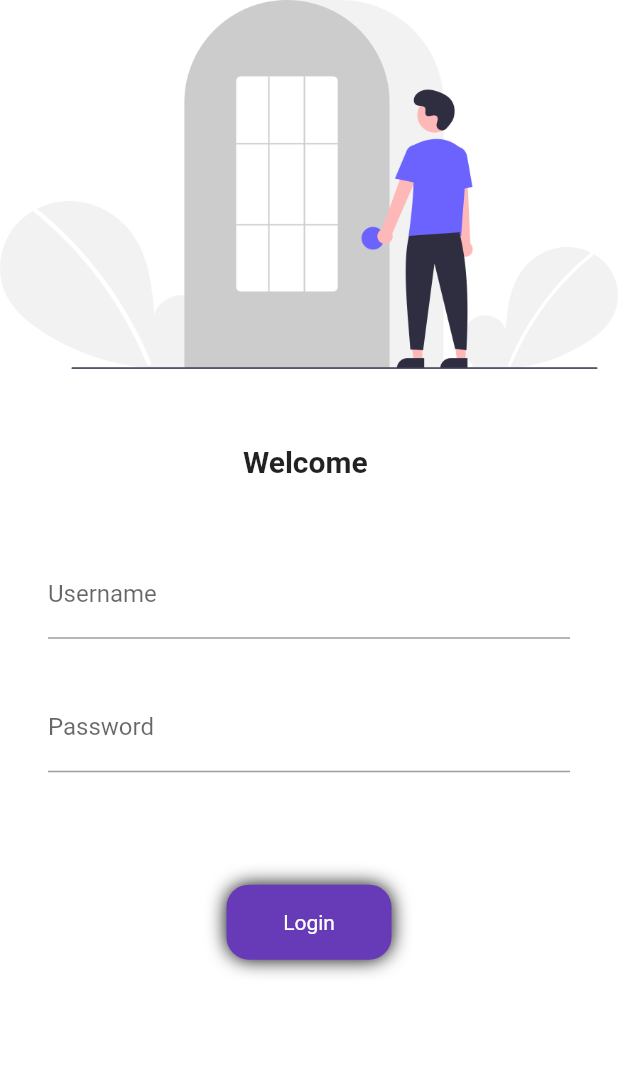
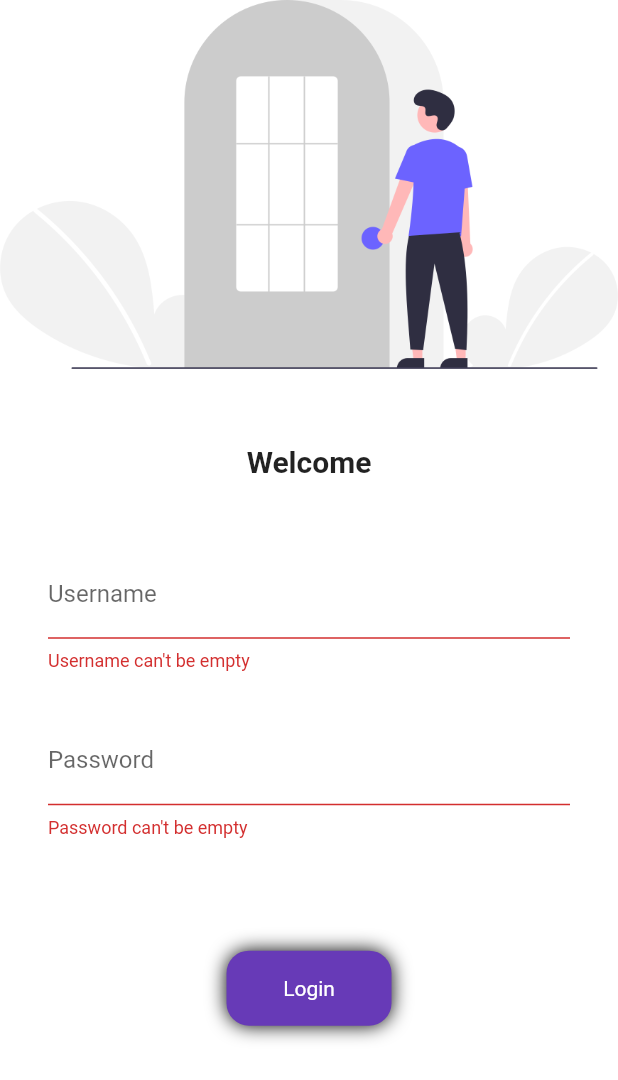
Before and after one commit to ptiwari6239/Flutter, a Flutter app: the screen it shows after launch, after a tap on "Login", on a phone screen of 412 x 824 dp. Shown: the top 1080 px of the screen. Run offline on Flutter 3.47's test engine with Material 2 defaults, Android fonts, the light colour scheme and no system bars.

Commit message:
day07 completed

```diff
--- a/lib/Pages/login_page.dart
+++ b/lib/Pages/login_page.dart
@@ -8,26 +8,31 @@ class loginPage extends StatefulWidget {
 }
 
 class _loginPageState extends State<loginPage> {
-  String name = "";
+  final _forkey = GlobalKey<FormState>();
+  moveTOHome(BuildContext context) {
+    if (_forkey.currentState!.validate()) {
+      Navigator.pushNamed(context, MyRoutes.homeRoute);
+    }
+  }
+
   // const loginPage({ Key? key }) : super(key: key);
   @override
   Widget build(BuildContext context) {
     return Material(
         color: Colors.white,
         child: SingleChildScrollView(
+            child: Form(
+          key: _forkey,
           child: Column(
             children: [
               Image.asset(
                 "assets/images/loginpage.png",
-
-              // height: 1200,R
-              // alignment: AlignmentGeometry
               ),
               SizedBox(
                 height: 50.0,
               ),
               Text(
-              "Welcome $name",
+                "Welcome",
                 style: TextStyle(
                   fontSize: 20,
                   fontWeight: FontWeight.bold,
@@ -37,15 +42,21 @@ class _loginPageState extends State<loginPage> {
                 height: 25.5,
               ),
               Padding(
-              padding: const EdgeInsets.symmetric(vertical: 22, horizontal: 32),
+                padding:
+                    const EdgeInsets.symmetric(vertical: 22, horizontal: 32),
                 child: Column(
                   children: [
                     TextFormField(
                       decoration: InputDecoration(
                           hintText: "Enter username", labelText: "Username"),
-                    onChanged: (value) {
-                      name = value;
-                      setState(() {});
+                      validator: (String? value) {
+                        if (value != null && value.isEmpty) {
+                          return "Username can't be empty";
+                        } else if (value != null && value != "xyz@01") {
+                          return "Wrong Username";
+                        } else {
+                          return null;
+                        }
                       },
                     ),
                     SizedBox(
@@ -55,16 +66,21 @@ class _loginPageState extends State<loginPage> {
                       obscureText: true,
                       decoration: InputDecoration(
                           hintText: "Enter password", labelText: "Password"),
+                      validator: (String? value) {
+                        if (value != null && value.isEmpty) {
+                          return "Password can't be empty";
+                        } else if (value != null && value != "xyz") {
+                          return "Wrong Password, Please try again later";
+                        } else {
+                          return null;
+                        }
+                      },
                     ),
                     SizedBox(
                       height: 75,
                     ),
                     InkWell(
-                    // hoverColor: Colors.red,
-                    // splashColor: Colors.red,
-                    onTap: (() {
-                      Navigator.pushNamed(context, MyRoutes.homeRoute);
-                    }),
+                      onTap: () => moveTOHome(context),
                       child: Container(
                         width: 110,
                         height: 50,
@@ -84,18 +100,11 @@ class _loginPageState extends State<loginPage> {
                             borderRadius: BorderRadius.circular(15)),
                       ),
                     )
-                  // ElevatedButton(
-                  //   onPressed: () {
-                  //     // Navigator.pushNamed(context, MyRoutes.homeRoute);
-                  //     Navigator.pushNamed(context, MyRoutes.homeRoute);
-                  //   },
-                  //   child: Text("Login"),
-                  //   style: TextButton.styleFrom(minimumSize: Size(120, 50)),
-                  // )
                   ],
                 ),
               )
             ],
+          ),
         )));
   }
 }
--- a/lib/main.dart
+++ b/lib/main.dart
@@ -1,9 +1,11 @@
+// import 'package:basic_to_advance/Pages/home_page.dart';
 import 'package:basic_to_advance/Pages/home_page.dart';
 import 'package:basic_to_advance/Pages/login_page.dart';
+import 'package:basic_to_advance/utlis/routes.dart';
 import 'package:flutter/material.dart';
 
 void main() {
-  runApp(MyApp());
+  runApp(const MyApp());
 }
 
 class MyApp extends StatelessWidget {
@@ -17,7 +19,8 @@ class MyApp extends StatelessWidget {
       darkTheme: ThemeData(brightness: Brightness.dark),
       routes: {
         "/": (context) => loginPage(),
-        "/login": (context) => loginPage(),
+        MyRoutes.homeRoute: (context) => HomePage(),
+        // "/login": (context) => HomePage()
       },
     );
   }
--- /dev/null
+++ b/lib/utlis/routes.dart
@@ -0,0 +1,4 @@
+class MyRoutes {
+  static String loginRoute = "/login";
+  static String homeRoute = "/home";
+}
```
Lines whose indentation alone changed are shown as unchanged.
